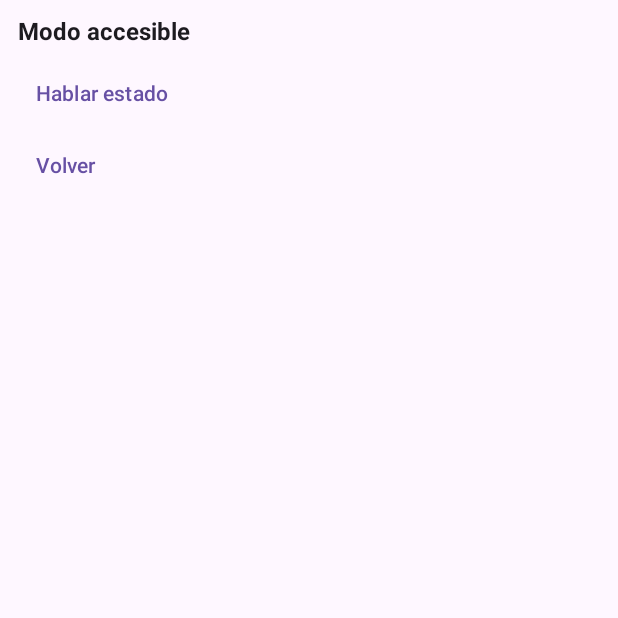
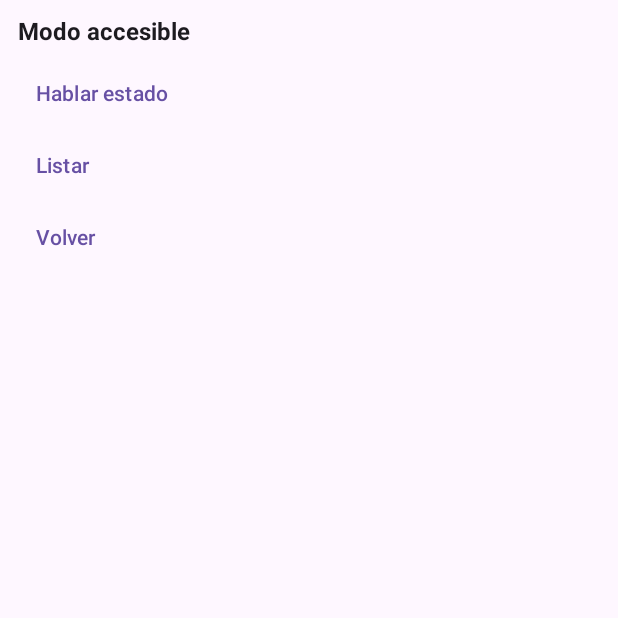
Before and after one commit to slipox/omnibus-paysandu, an Android app built with Jetpack Compose: the composable AccessiblePanel shown on its own in the app's theme, on a phone screen of 412 x 824 dp, the top half of it. Run offline under Robolectric (Android 15) with nearby library versions, the phone set to English and light mode, and no system bars; 4 statements that could not run were skipped.

Commit message:
Add Listar button in accessible mode

```diff
--- a/app/src/main/java/uy/paysandu/omnibus/ui/Panels.kt
+++ b/app/src/main/java/uy/paysandu/omnibus/ui/Panels.kt
@@ -1,382 +1,767 @@
 @file:OptIn(ExperimentalMaterial3Api::class, ExperimentalLayoutApi::class)
+
+
 
 package uy.paysandu.omnibus.ui
 
+
+
 import androidx.compose.foundation.background
+
 import androidx.compose.foundation.clickable
+
 import androidx.compose.foundation.layout.Arrangement
+
 import androidx.compose.foundation.layout.Box
+
 import androidx.compose.foundation.layout.Column
+
 import androidx.compose.foundation.layout.ExperimentalLayoutApi
+
 import androidx.compose.foundation.layout.FlowRow
+
 import androidx.compose.foundation.layout.Row
+
 import androidx.compose.foundation.layout.Spacer
+
 import androidx.compose.foundation.layout.fillMaxWidth
+
 import androidx.compose.foundation.layout.height
+
 import androidx.compose.foundation.layout.padding
+
 import androidx.compose.foundation.layout.size
+
 import androidx.compose.foundation.layout.width
+
 import androidx.compose.foundation.lazy.LazyColumn
+
 import androidx.compose.foundation.lazy.items
+
 import androidx.compose.foundation.shape.CircleShape
+
 import androidx.compose.foundation.shape.RoundedCornerShape
+
 import androidx.compose.material.icons.Icons
+
 import androidx.compose.material.icons.automirrored.filled.ArrowBack
+
 import androidx.compose.material.icons.filled.MyLocation
+
 import androidx.compose.material.icons.filled.NotificationsActive
+
 import androidx.compose.material.icons.filled.Place
+
 import androidx.compose.material.icons.filled.Search
+
 import androidx.compose.material.icons.filled.Star
+
 import androidx.compose.material.icons.filled.StarBorder
+
 import androidx.compose.material3.AlertDialog
+
 import androidx.compose.material3.Card
+
 import androidx.compose.material3.CardDefaults
+
 import androidx.compose.material3.ExperimentalMaterial3Api
+
 import androidx.compose.material3.FilterChip
+
 import androidx.compose.material3.HorizontalDivider
+
 import androidx.compose.material3.Icon
+
 import androidx.compose.material3.IconButton
+
 import androidx.compose.material3.MaterialTheme
+
 import androidx.compose.material3.OutlinedTextField
+
 import androidx.compose.material3.Text
+
 import androidx.compose.material3.TextButton
+
 import androidx.compose.runtime.Composable
+
 import androidx.compose.runtime.DisposableEffect
+
 import androidx.compose.runtime.getValue
+
 import androidx.compose.runtime.mutableStateOf
+
 import androidx.compose.runtime.remember
+
 import androidx.compose.runtime.setValue
+
 import androidx.compose.ui.Alignment
+
 import androidx.compose.ui.Modifier
+
 import androidx.compose.ui.draw.clip
+
 import androidx.compose.ui.graphics.Color
+
 import androidx.compose.ui.text.font.FontWeight
+
 import androidx.compose.ui.text.style.TextOverflow
+
 import androidx.compose.ui.unit.dp
+
 import androidx.compose.ui.unit.sp
+
 import uy.paysandu.omnibus.data.Pt
+
 import uy.paysandu.omnibus.domain.Arrival
+
 import uy.paysandu.omnibus.domain.fmtMin
+
 import uy.paysandu.omnibus.domain.hhmm
+
 import uy.paysandu.omnibus.domain.regBand
+
 import uy.paysandu.omnibus.domain.regText
 
+
+
 /** Pedido de alerta: el panel lo emite, la Activity se encarga de permisos y del servicio. */
+
 data class AlertRequest(val stopCode: Int, val lt: String, val thresholdMin: Int)
 
+
+
 @Composable
+
 fun Panel(state: UiState, vm: MainViewModel, onLocate: () -> Unit, onAlert: (AlertRequest) -> Unit) {
+
     Column(Modifier.fillMaxWidth()) {
+
         StatusBar(state)
+
         when (val s = state.screen) {
+
             Screen.Home -> HomePanel(state, vm, onLocate)
+
             is Screen.Line -> LinePanel(state, vm, s)
+
             is Screen.Stop -> StopPanel(state, vm, s.code, onAlert)
+
             is Screen.Near -> NearPanel(state, vm, s)
+
             Screen.Accessible -> AccessiblePanel(state, vm)
+
         }
+
     }
+
 }
 
+
+
 // ---------------------------------------------------------------- estado del feed
+
 @Composable
+
 private fun StatusBar(state: UiState) {
+
     val (dot, txt) = when (state.mode) {
+
         FeedMode.LIVE -> Color(0xFF2F7D4F) to "En vivo · ${state.buses.size} coches · actualiza en ${state.countdown} s"
+
         FeedMode.ERROR -> Color(0xFFC81E1E) to "GPS sin respuesta · reintentando en ${state.countdown} s"
+
         FeedMode.LOADING -> Color.Gray to "Conectando…"
+
     }
+
     Row(
+
         Modifier.fillMaxWidth().background(Color(0xFF2A0E12)).padding(horizontal = 14.dp, vertical = 6.dp),
+
         verticalAlignment = Alignment.CenterVertically,
+
     ) {
+
         Box(Modifier.size(8.dp).clip(CircleShape).background(dot))
+
         Spacer(Modifier.width(8.dp))
+
         Text(txt, color = Color.White, fontSize = 12.sp)
+
     }
+
 }
 
+
+
 // ---------------------------------------------------------------- inicio
+
 @Composable
+
 private fun HomePanel(state: UiState, vm: MainViewModel, onLocate: () -> Unit) {
+
     LazyColumn(Modifier.fillMaxWidth().padding(horizontal = 12.dp)) {
+
         item {
+
             Card(
+
                 Modifier.fillMaxWidth().padding(top = 10.dp).clickable(onClick = onLocate),
+
                 colors = CardDefaults.cardColors(containerColor = Color(0xFFB3182A)),
+
             ) {
+
                 Row(Modifier.padding(14.dp), verticalAlignment = Alignment.CenterVertically) {
+
                     Icon(Icons.Default.MyLocation, null, tint = Color.White)
+
                     Spacer(Modifier.width(12.dp))
+
                     Column {
+
                         Text("Paradas cerca de mí", color = Color.White, fontWeight = FontWeight.Bold)
+
                         Text("La parada más cercana y cuánto falta para cada ómnibus", color = Color.White, fontSize = 12.sp)
+
                     }
+
                 }
+
             }
+
         }
+
         item {
+
             TextButton(onClick = { vm.accessible() }) { Text("Modo accesible (voz)") }
+
         }
+
         item {
+
             OutlinedTextField(
+
                 value = state.query, onValueChange = vm::setQuery,
+
                 modifier = Modifier.fillMaxWidth().padding(top = 10.dp),
+
                 placeholder = { Text("¿A dónde querés ir? Hospital, Terminal, una calle…") },
+
                 leadingIcon = { Icon(Icons.Default.Search, null) }, singleLine = true,
+
             )
+
         }
+
         val hits = vm.search(state.query)
+
         if (state.query.isNotBlank()) {
+
             if (hits.isEmpty()) item { Hint("Sin resultados. Probá con otro nombre o una calle.") }
+
             items(hits) { h ->
+
                 when (h) {
+
                     is SearchHit.Place -> Row2(Icons.Default.Place, h.name, h.cat) { vm.openPlace(h) }
+
                     is SearchHit.StopHit -> Row2(Icons.Default.Place, h.name, h.ref.ifBlank { "Parada" }) { vm.openStop(h.code) }
+
                 }
+
             }
+
             return@LazyColumn
+
         }
+
         if (state.favs.isNotEmpty()) {
+
             item { Section("Mis paradas") }
+
             items(state.favs.toList()) { code ->
+
                 val next = vm.engine.arrivalsAt(code, state.buses, state.nowMin).firstOrNull()
+
                 Row2(Icons.Default.Star, vm.engine.stopName(code),
+
                     next?.let { "Línea ${it.lt.substringBefore('/')} · ${fmtMin(it.min)}" } ?: "Sin pasadas próximas") { vm.openStop(code) }
+
             }
+
         }
+
         item { Section("O elegí tu línea") }
+
         item {
+
             FlowRow(horizontalArrangement = Arrangement.spacedBy(8.dp), verticalArrangement = Arrangement.spacedBy(8.dp)) {
+
                 val visible = vm.data.lines.keys.filter { l ->
+
                     vm.data.subs.keys.any { it.startsWith("$l/") && vm.engine.isOpen(it, state.buses) }
+
                 }.sorted()
+
                 visible.forEach { l ->
+
                     val info = vm.data.lines.getValue(l)
+
                     Card(
+
                         Modifier.width(172.dp).clickable { vm.openLine(l) },
+
                         colors = CardDefaults.cardColors(containerColor = MaterialTheme.colorScheme.surfaceVariant),
+
                     ) {
+
                         Row(Modifier.padding(8.dp), verticalAlignment = Alignment.CenterVertically) {
+
                             LineBadge(l, Color(info.color))
+
                             Spacer(Modifier.width(8.dp))
+
                             Text("${info.from} · ${info.to}", fontSize = 12.sp, maxLines = 2, overflow = TextOverflow.Ellipsis)
+
                         }
+
                     }
+
                 }
+
             }
+
             Spacer(Modifier.size(16.dp))
+
             Hint("Datos de posición publicados por COPAY. Los minutos son estimados.")
+
         }
+
     }
+
 }
 
+
+
 // ---------------------------------------------------------------- línea
+
 @Composable
+
 private fun LinePanel(state: UiState, vm: MainViewModel, s: Screen.Line) {
+
     val info = vm.data.lines[s.line]
+
     val color = Color(vm.engine.lineColor(s.line))
+
     val subs = vm.data.subs.keys.filter { it.startsWith("${s.line}/") && vm.engine.isOpen(it, state.buses) }.sorted()
+
     val sub = vm.data.subs.getValue(s.lt)
+
     LazyColumn(Modifier.fillMaxWidth().padding(horizontal = 12.dp)) {
+
         item {
+
             Header(vm::home) {
+
                 LineBadge(s.line, color)
+
                 Spacer(Modifier.width(8.dp))
+
                 Text(info?.let { "${it.from} – ${it.to}" } ?: sub.name, fontWeight = FontWeight.Bold)
+
             }
+
             Row(horizontalArrangement = Arrangement.spacedBy(8.dp)) {
+
                 subs.forEach { lt ->
+
                     FilterChip(selected = lt == s.lt, onClick = { vm.go(Screen.Line(s.line, lt)) },
+
                         label = { Text("Hacia ${vm.engine.destOf(lt)}", fontSize = 12.sp) })
+
                 }
+
             }
+
         }
+
         val mine = state.buses.filter { it.lt == s.lt }
+
         if (mine.isNotEmpty()) {
+
             item { Section("En la calle ahora") }
+
             items(mine) { b ->
+
                 Row(Modifier.fillMaxWidth().padding(vertical = 4.dp), verticalAlignment = Alignment.CenterVertically) {
+
                     Text("Coche ${b.id}", Modifier.width(80.dp), fontWeight = FontWeight.SemiBold)
+
                     Text("Próxima: ${vm.engine.stopName(b.p2c)}", Modifier.weight(1f), fontSize = 12.sp, maxLines = 1, overflow = TextOverflow.Ellipsis)
+
                     RegPill(b.reg)
+
                 }
+
             }
+
         }
+
         item { Section("Paradas") }
+
         items(sub.stops.withIndex().toList().dropLast(1)) { (i, st) ->
+
             val arr = vm.engine.arrivalsAt(st.code, state.buses, state.nowMin).firstOrNull { it.lt == s.lt && it.idx == i }
+
             Row(
+
                 Modifier.fillMaxWidth().clickable { vm.openStop(st.code) }.padding(vertical = 7.dp),
+
                 verticalAlignment = Alignment.CenterVertically,
+
             ) {
+
                 Box(Modifier.size(10.dp).clip(CircleShape).background(color))
+
                 Spacer(Modifier.width(10.dp))
+
                 Text(vm.engine.stopName(st.code), Modifier.weight(1f), fontSize = 14.sp)
+
                 if (arr != null) ArrivalTime(arr)
+
             }
+
             HorizontalDivider(thickness = 0.5.dp)
+
         }
+
     }
+
 }
 
+
+
 // ---------------------------------------------------------------- parada
+
 @Composable
+
 private fun StopPanel(state: UiState, vm: MainViewModel, code: Int, onAlert: (AlertRequest) -> Unit) {
+
     var ask by remember { mutableStateOf<Arrival?>(null) }
+
     val arrivals = vm.engine.arrivalsAt(code, state.buses, state.nowMin)
+
     LazyColumn(Modifier.fillMaxWidth().padding(horizontal = 12.dp)) {
+
         item {
+
             Header(vm::home) {
+
                 Column(Modifier.weight(1f)) {
+
                     Text(vm.engine.stopName(code), fontWeight = FontWeight.Bold)
+
                     vm.engine.stopRef(code).takeIf { it.isNotBlank() }?.let { Text(it, fontSize = 12.sp, color = Color.Gray) }
+
                 }
+
                 IconButton(onClick = { vm.toggleFav(code) }) {
+
                     Icon(if (code in state.favs) Icons.Default.Star else Icons.Default.StarBorder, "Favorita",
+
                         tint = Color(0xFFE0A800))
+
                 }
+
             }
+
         }
+
         if (arrivals.isEmpty()) item { Hint("No hay ómnibus en los próximos 90 minutos para esta parada.") }
+
         items(arrivals) { a -> ArrivalRow(vm, a, onBell = { ask = a }) }
+
     }
+
     ask?.let { a ->
+
         AlertDialog(
+
             onDismissRequest = { ask = null },
+
             title = { Text("Avisame cuando venga la ${a.lt.substringBefore('/')}") },
+
             text = { Text("Te mandamos una notificación cuando le falte:") },
+
             confirmButton = {
+
                 Row {
+
                     listOf(3, 5, 10).forEach { m ->
+
                         TextButton(onClick = { onAlert(AlertRequest(code, a.lt, m)); ask = null }) { Text("$m min") }
+
                     }
+
                 }
+
             },
+
             dismissButton = { TextButton(onClick = { ask = null }) { Text("Cancelar") } },
+
         )
+
     }
+
 }
 
+
+
 @Composable
+
 private fun ArrivalRow(vm: MainViewModel, a: Arrival, onBell: (() -> Unit)?) {
+
     val line = a.lt.substringBefore('/')
+
     Row(Modifier.fillMaxWidth().padding(vertical = 8.dp), verticalAlignment = Alignment.CenterVertically) {
+
         LineBadge(line, Color(vm.engine.lineColor(line)))
+
         Spacer(Modifier.width(10.dp))
+
         Column(Modifier.weight(1f)) {
+
             Text("Hacia ${vm.engine.destOf(a.lt)}", fontWeight = FontWeight.SemiBold, fontSize = 14.sp)
+
             when (a) {
+
                 is Arrival.Live -> Row(verticalAlignment = Alignment.CenterVertically) {
+
                     Pill("en vivo", Color(0xFF2F7D4F)); Spacer(Modifier.width(6.dp)); RegPill(a.bus.reg)
+
                 }
+
                 is Arrival.Scheduled -> Text("Sale ${hhmm(a.at)} según horario", fontSize = 12.sp, color = Color.Gray)
+
             }
+
         }
+
         ArrivalTime(a)
+
         if (onBell != null) IconButton(onClick = onBell) { Icon(Icons.Default.NotificationsActive, "Avisame") }
+
     }
+
     HorizontalDivider(thickness = 0.5.dp)
+
 }
 
+
+
 // ---------------------------------------------------------------- cerca
+
 @Composable
+
 private fun NearPanel(state: UiState, vm: MainViewModel, s: Screen.Near) {
+
     val center: Pt? = s.center
+
     LazyColumn(Modifier.fillMaxWidth().padding(horizontal = 12.dp)) {
+
         item { Header(vm::home) { Text(s.title, fontWeight = FontWeight.Bold) } }
+
         if (center == null) {
+
             item { Hint(state.locMsg.ifBlank { "Buscando tu ubicación…" }) }
+
             return@LazyColumn
+
         }
+
         val near = vm.engine.nearStops(center, state.buses, state.nowMin)
+
         if (near.isEmpty()) item { Hint("No hay paradas a menos de 600 m.") }
+
         near.forEach { n ->
+
             item {
+
                 Row(
+
                     Modifier.fillMaxWidth().clickable { vm.openStop(n.stop.code) }.padding(top = 12.dp, bottom = 4.dp),
+
                     verticalAlignment = Alignment.CenterVertically,
+
                 ) {
+
                     Text(vm.engine.stopName(n.stop.code), Modifier.weight(1f), fontWeight = FontWeight.Bold)
+
                     Text("${(n.distM / 10).toInt() * 10} m", fontSize = 12.sp, color = Color.Gray)
+
                 }
+
                 if (n.arrivals.isEmpty()) Hint("Sin pasadas próximas.")
+
             }
+
             items(n.arrivals) { a -> ArrivalRow(vm, a, onBell = null) }
+
         }
+
     }
+
 }
 
+
+
 // ---------------------------------------------------------------- piezas
+
 @Composable
+
 fun LineBadge(line: String, color: Color) {
+
     Box(
+
         Modifier.clip(RoundedCornerShape(8.dp)).background(color).padding(horizontal = 8.dp, vertical = 4.dp),
+
         contentAlignment = Alignment.Center,
+
     ) { Text(line, color = Color.White, fontWeight = FontWeight.Bold, fontSize = 14.sp) }
+
 }
 
+
+
 @Composable
+
 private fun ArrivalTime(a: Arrival) {
+
     Text(
+
         fmtMin(a.min),
+
         fontWeight = FontWeight.Bold,
+
         color = if (a is Arrival.Live) Color(0xFF2F7D4F) else Color.Gray,
+
         fontSize = 15.sp,
+
     )
+
 }
 
+
+
 @Composable
+
 private fun RegPill(reg: Int) = Pill(regText(reg), Color(REG_COLOR.getValue(regBand(reg))))
 
+
+
 @Composable
+
 private fun Pill(text: String, color: Color) {
+
     Text(
+
         text, color = Color.White, fontSize = 11.sp,
+
         modifier = Modifier.clip(RoundedCornerShape(50)).background(color).padding(horizontal = 7.dp, vertical = 2.dp),
+
     )
+
 }
 
+
+
 @Composable
+
 private fun Header(onBack: () -> Unit, content: @Composable androidx.compose.foundation.layout.RowScope.() -> Unit) {
+
     Row(Modifier.fillMaxWidth().padding(vertical = 6.dp), verticalAlignment = Alignment.CenterVertically) {
+
         IconButton(onClick = onBack) { Icon(Icons.AutoMirrored.Filled.ArrowBack, "Volver") }
+
         content()
+
     }
+
 }
 
+
+
 @Composable
+
 private fun Section(t: String) = Text(
+
     t.uppercase(), Modifier.padding(top = 16.dp, bottom = 6.dp),
+
     fontSize = 12.sp, fontWeight = FontWeight.Bold, color = Color(0xFFB3182A),
+
 )
 
+
+
 @Composable
+
 private fun Hint(t: String) = Text(t, Modifier.padding(vertical = 8.dp), fontSize = 12.sp, color = Color.Gray)
 
+
+
 @Composable
+
 private fun Row2(icon: androidx.compose.ui.graphics.vector.ImageVector, title: String, sub: String, onClick: () -> Unit) {
+
     Row(Modifier.fillMaxWidth().clickable(onClick = onClick).padding(vertical = 8.dp), verticalAlignment = Alignment.CenterVertically) {
+
         Icon(icon, null, tint = Color(0xFFB3182A))
+
         Spacer(Modifier.width(10.dp))
+
         Column {
+
             Text(title, fontWeight = FontWeight.SemiBold, fontSize = 14.sp)
+
             Text(sub, fontSize = 12.sp, color = Color.Gray)
+
         }
+
     }
+
 }
 
+
+
 @Composable
+
 fun AccessiblePanel(state: UiState, vm: MainViewModel) {
+
     val ctx = androidx.compose.ui.platform.LocalContext.current
+
     val tts = remember { android.speech.tts.TextToSpeech(ctx) { } }
+
     DisposableEffect(Unit) { onDispose { tts.stop(); tts.shutdown() } }
+
     Column(Modifier.fillMaxWidth().padding(12.dp)) {
+
         Text("Modo accesible", fontWeight = FontWeight.Bold, fontSize = 16.sp)
+
         Spacer(Modifier.height(8.dp))
+
         TextButton(onClick = { tts.speak("Hay ${state.buses.size} omnibus en linea.", android.speech.tts.TextToSpeech.QUEUE_FLUSH, null, "tts1") }) {
+
             Text("Hablar estado")
+
         }
+
+        TextButton(onClick = {
+            val lines = vm.engine.d.lines.keys.sorted()
+            tts.speak("Lineas disponibles: " + lines.joinToString(", "), android.speech.tts.TextToSpeech.QUEUE_FLUSH, null, "tts2")
+        }) { Text("Listar") }
         TextButton(onClick = { vm.home() }) { Text("Volver") }
+
     }
+
 }
```
